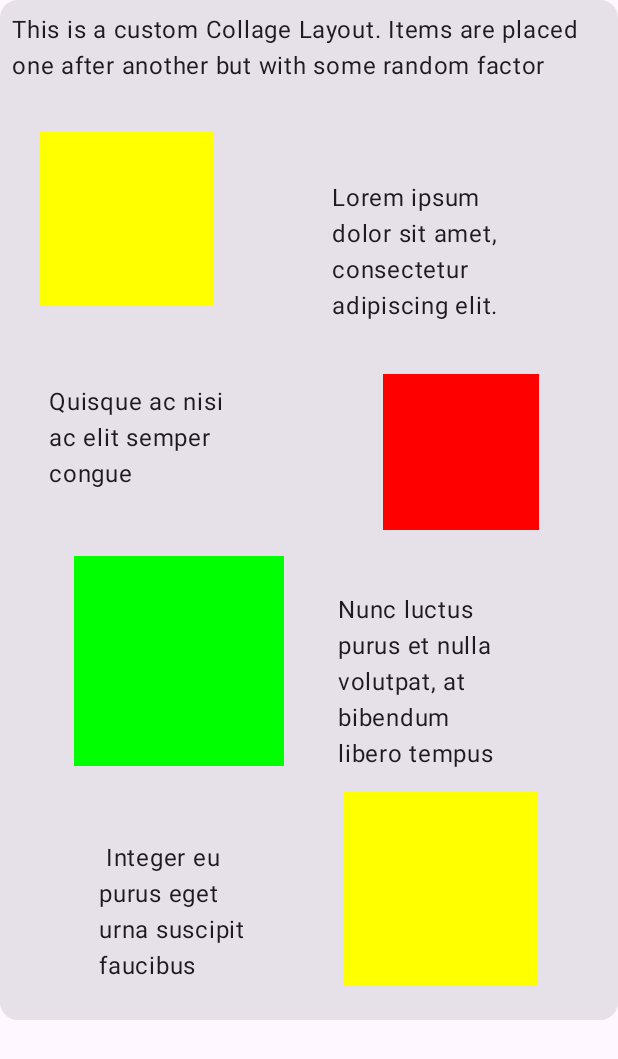
After one commit to ochkarik05/composebestpractice, an Android app built with Jetpack Compose: the composable CollageItem shown on its own in the app's theme, on a phone screen of 412 x 824 dp. The commit adds this screen. Shown: the top 1059 px of the screen. Run offline under Robolectric (Android 15) with nearby library versions, the phone set to English and light mode, and no system bars.

Commit message:
Add Custom Layout Demo Screen

```diff
--- a/core/designsystem/src/main/java/com/chisw/designsystem/component/Counter.kt
+++ b/core/designsystem/src/main/java/com/chisw/designsystem/component/Counter.kt
@@ -48,7 +48,7 @@ fun Counter(value: Int, onIncrement: () -> Unit, onDecrement: () -> Unit, modifi
 @Preview
 @Composable
 private fun Preview() {
-    ThemedPreview {
+    Themed3Preview {
         Counter(value = 10, onIncrement = {}, onDecrement = {})
     }
 }
--- a/core/designsystem/src/main/java/com/chisw/designsystem/component/DateTimeView.kt
+++ b/core/designsystem/src/main/java/com/chisw/designsystem/component/DateTimeView.kt
@@ -65,7 +65,7 @@ fun DateTimeView(
 @Preview
 @Composable
 private fun Preview(@PreviewParameter(SampleBooleanProvider::class) showDate: Boolean) {
-    ThemedPreview {
+    Themed3Preview {
         DateTimeView(
             date = "July, 22, 2032",
             time = "07:00",
--- a/core/designsystem/src/main/java/com/chisw/designsystem/component/ProfileView.kt
+++ b/core/designsystem/src/main/java/com/chisw/designsystem/component/ProfileView.kt
@@ -192,7 +192,7 @@ fun ProfileEditor(
 @Preview
 @Composable
 private fun Preview() {
-    ThemedPreview {
+    Themed3Preview {
         ProfileView(
             initialProfile = Profile("James", "Bond"),
             isLoading = true,
--- a/core/designsystem/src/main/java/com/chisw/designsystem/component/ThemedPreview.kt
+++ b/core/designsystem/src/main/java/com/chisw/designsystem/component/Themed3Preview.kt
@@ -4,8 +4,6 @@ import androidx.compose.runtime.Composable
 import com.chisw.designsystem.theme.AppTheme
 
 @Composable
-fun ThemedPreview(content: @Composable () -> Unit) {
-        AppTheme {
-            content()
-    }
+fun Themed3Preview(content: @Composable () -> Unit) {
+    AppTheme(content = content)
 }
--- a/feature/animation/src/main/java/com/chisw/animation/AnimationDemoScreen.kt
+++ b/feature/animation/src/main/java/com/chisw/animation/AnimationDemoScreen.kt
@@ -14,7 +14,7 @@ import androidx.compose.ui.res.stringResource
 import androidx.compose.ui.tooling.preview.Preview
 import androidx.compose.ui.unit.dp
 import com.chisw.designsystem.component.ChiHeader
-import com.chisw.designsystem.component.ThemedPreview
+import com.chisw.designsystem.component.Themed3Preview
 
 @OptIn(ExperimentalFoundationApi::class)
 @Composable
@@ -45,7 +45,7 @@ fun AnimationDemoScreen() {
 @Preview
 @Composable
 private fun Preview() {
-    ThemedPreview {
+    Themed3Preview {
         AnimationDemoScreen()
     }
 }
--- a/feature/animation/src/main/java/com/chisw/animation/animations/LetItSnow.kt
+++ b/feature/animation/src/main/java/com/chisw/animation/animations/LetItSnow.kt
@@ -25,7 +25,7 @@ import androidx.compose.ui.unit.dp
 import com.chisw.animation.R
 import com.chisw.animation.modifiers.SnowFallType
 import com.chisw.animation.modifiers.snowfall
-import com.chisw.designsystem.component.ThemedPreview
+import com.chisw.designsystem.component.Themed3Preview
 
 @Composable
 fun LetItSnow(modifier: Modifier = Modifier) {
@@ -70,7 +70,7 @@ fun LetItSnow(modifier: Modifier = Modifier) {
 @Preview
 @Composable
 private fun Preview() {
-    ThemedPreview {
+    Themed3Preview {
         LetItSnow()
     }
 }
--- a/feature/animation/src/main/java/com/chisw/animation/animations/SpringAnimDemo.kt
+++ b/feature/animation/src/main/java/com/chisw/animation/animations/SpringAnimDemo.kt
@@ -40,7 +40,7 @@ import androidx.compose.ui.unit.IntOffset
 import androidx.compose.ui.unit.dp
 import com.chisw.animation.R
 import com.chisw.designsystem.component.ChiButton
-import com.chisw.designsystem.component.ThemedPreview
+import com.chisw.designsystem.component.Themed3Preview
 
 private enum class BallPosition {
     START,
@@ -203,7 +203,7 @@ private fun StartAnimationButton(
 @Preview
 @Composable
 private fun Preview() {
-    ThemedPreview {
+    Themed3Preview {
         SpringAnimDemo()
     }
 }
--- a/feature/layouts/build.gradle.kts
+++ b/feature/layouts/build.gradle.kts
@@ -39,6 +39,7 @@ android {
 dependencies {
 
     implementation(project(":core:ui"))
+    implementation(project(":core:designsystem"))
 
     androidTestImplementation(libs.androidx.test.ext.junit)
     androidTestImplementation(libs.espresso.core)
--- /dev/null
+++ b/feature/layouts/src/main/java/com/chisw/layouts/CollageItem.kt
@@ -0,0 +1,81 @@
+package com.chisw.layouts
+
+import androidx.compose.foundation.background
+import androidx.compose.foundation.layout.Box
+import androidx.compose.foundation.layout.padding
+import androidx.compose.foundation.layout.size
+import androidx.compose.foundation.layout.width
+import androidx.compose.material3.Card
+import androidx.compose.material3.Text
+import androidx.compose.runtime.Composable
+import androidx.compose.ui.Modifier
+import androidx.compose.ui.graphics.Color
+import androidx.compose.ui.res.stringResource
+import androidx.compose.ui.unit.Dp
+import androidx.compose.ui.unit.dp
+import kotlin.random.Random
+
+private const val MIN_SIZE_DP = 100
+private const val MAX_SIZE_DP = 160
+
+@Composable
+fun CollageItem(modifier: Modifier = Modifier) {
+    Card(
+        modifier,
+    ) {
+        Text(
+            stringResource(R.string.collage_layout_card),
+            modifier = Modifier.padding(8.dp),
+        )
+        CollageLayout(
+            modifier = Modifier.padding(16.dp),
+        ) {
+            Box(
+                Modifier
+                    .size(Random.nextInt(MIN_SIZE_DP, MAX_SIZE_DP).dp)
+                    .background(Color.Yellow),
+            )
+            TextItem(
+                "Lorem ipsum dolor sit amet, consectetur adipiscing elit.",
+            )
+            TextItem(
+                "Quisque ac nisi ac elit semper congue",
+            )
+            Box(
+                Modifier
+                    .size(Random.nextInt(MIN_SIZE_DP, MAX_SIZE_DP).dp)
+                    .background(Color.Red),
+            )
+            Box(
+                Modifier
+                    .size(Random.nextInt(MIN_SIZE_DP, MAX_SIZE_DP).dp)
+                    .background(Color.Green),
+            )
+            TextItem(
+                "Nunc luctus purus et nulla volutpat, at bibendum libero tempus",
+            )
+            TextItem(
+                " Integer eu purus eget urna suscipit faucibus",
+            )
+            Box(
+                Modifier
+                    .size(Random.nextInt(MIN_SIZE_DP, MAX_SIZE_DP).dp)
+                    .background(Color.Yellow),
+            )
+        }
+    }
+}
+
+@Composable
+fun TextItem(
+    text: String,
+    modifier: Modifier = Modifier,
+    size: Dp = Random.nextInt(MIN_SIZE_DP, MAX_SIZE_DP).dp,
+) {
+    Text(
+        text,
+        modifier
+            .width(size)
+            .padding(8.dp),
+    )
+}
--- /dev/null
+++ b/feature/layouts/src/main/java/com/chisw/layouts/CollageLayout.kt
@@ -0,0 +1,109 @@
+package com.chisw.layouts
+
+import androidx.compose.foundation.background
+import androidx.compose.foundation.clickable
+import androidx.compose.foundation.layout.Box
+import androidx.compose.foundation.layout.size
+import androidx.compose.runtime.Composable
+import androidx.compose.runtime.getValue
+import androidx.compose.runtime.mutableStateOf
+import androidx.compose.runtime.remember
+import androidx.compose.runtime.setValue
+import androidx.compose.ui.Modifier
+import androidx.compose.ui.graphics.Color
+import androidx.compose.ui.layout.Layout
+import androidx.compose.ui.tooling.preview.Preview
+import androidx.compose.ui.unit.Constraints
+import androidx.compose.ui.unit.dp
+import com.chisw.designsystem.component.Themed3Preview
+import java.util.Random
+import kotlin.math.max
+
+@Suppress("MagicNumber")
+@Composable
+fun CollageLayout(modifier: Modifier = Modifier, content: @Composable () -> Unit) {
+    var needToRecompose by remember {
+        mutableStateOf(System.currentTimeMillis())
+    }
+    Layout(
+        modifier = modifier.clickable {
+            needToRecompose = System.currentTimeMillis()
+        },
+        content = content,
+    ) { measurables, constraints ->
+        val collageWidth = constraints.maxWidth
+        var maxYOdd: Int
+        var maxYEven = 0
+        var maxY = 0
+        val random = Random(needToRecompose)
+
+        val placeables = measurables.mapIndexed { index, measurable ->
+
+            val placeable = measurable.measure(Constraints(maxWidth = collageWidth / 2))
+
+            val xPos = calculateX(index, placeable.width, collageWidth, random)
+            val yPos = maxY + random.nextInt(placeable.height / 3)
+
+            if (index % 2 == 0) {
+                maxYEven = yPos + placeable.height
+            } else {
+                maxYOdd = yPos + placeable.height
+                maxY = max(maxYOdd, maxYEven)
+            }
+
+            (xPos to yPos) to placeable
+        }
+
+        layout(collageWidth, maxY) {
+            placeables.forEach { (pair, placeable) ->
+                val (x, y) = pair
+                placeable.placeRelative(x, y)
+            }
+        }
+    }
+}
+
+fun calculateX(index: Int, width: Int, maxWidth: Int, random: Random): Int {
+    val startPoint = (index % 2) * maxWidth / 2
+    val randomPart = (maxWidth / 2 - width).takeIf { it > 0 }?.let { random.nextInt(it) } ?: 0
+    return startPoint + randomPart
+}
+
+@Preview
+@Composable
+private fun Preview() {
+    Themed3Preview {
+        CollageLayout {
+            Box(
+                Modifier
+                    .size(128.dp)
+                    .background(Color.Yellow),
+            )
+            Box(
+                Modifier
+                    .size(140.dp)
+                    .background(Color.Red),
+            )
+            Box(
+                Modifier
+                    .size(136.dp)
+                    .background(Color.Green),
+            )
+            Box(
+                Modifier
+                    .size(144.dp)
+                    .background(Color.Yellow),
+            )
+            Box(
+                Modifier
+                    .size(150.dp)
+                    .background(Color.Red),
+            )
+            Box(
+                Modifier
+                    .size(130.dp)
+                    .background(Color.Green),
+            )
+        }
+    }
+}
--- a/feature/layouts/src/main/res/values/strings.xml
+++ b/feature/layouts/src/main/res/values/strings.xml
@@ -2,4 +2,6 @@
 <resources>
     <string name="custom_layout_demo_screen">Custom Layout Demo Screen</string>
     <string name="layout_nav_title">Layout</string>
+    <string name="collage_layout_card">This is a custom Collage Layout. Items are placed one after another but with some random factor</string>
+    <string name="radial_layout_card">This is a custom RadialLayout. Items are placed radially. Also, all items are rotating around the center</string>
 </resources>
--- a/feature/savingstate/src/main/java/com/chisw/savingstate/SavingStateDemoScreen.kt
+++ b/feature/savingstate/src/main/java/com/chisw/savingstate/SavingStateDemoScreen.kt
@@ -32,7 +32,7 @@ import com.chisw.designsystem.component.ChiHeader
 import com.chisw.designsystem.component.Counter
 import com.chisw.designsystem.component.DateTimeView
 import com.chisw.designsystem.component.ProfileView
-import com.chisw.designsystem.component.ThemedPreview
+import com.chisw.designsystem.component.Themed3Preview
 import kotlinx.coroutines.launch
 
 @VisibleForTesting
@@ -172,7 +172,7 @@ private fun SavingStateDemoScreen(
 @Preview(name = "Dark Mode", uiMode = Configuration.UI_MODE_NIGHT_YES, showBackground = true)
 @Composable
 private fun Preview() {
-    ThemedPreview {
+    Themed3Preview {
         SavingStateDemoScreen(
             state = SavingStateDemoViewState(0, "8:00", "Wed, 4 Jul 2001") {},
             {},
```
Also changed, not shown: core/designsystem/src/main/java/com/chisw/designsystem/component/Buttons.kt (+6 -6 lines), feature/layouts/src/main/java/com/chisw/layouts/CustomLayoutDemoScreen.kt (+40 -2 lines), feature/layouts/src/main/java/com/chisw/layouts/RadialLayout.kt (added, +84 -0 lines), feature/layouts/src/main/java/com/chisw/layouts/RadialLayoutItem.kt (added, +28 -0 lines).
